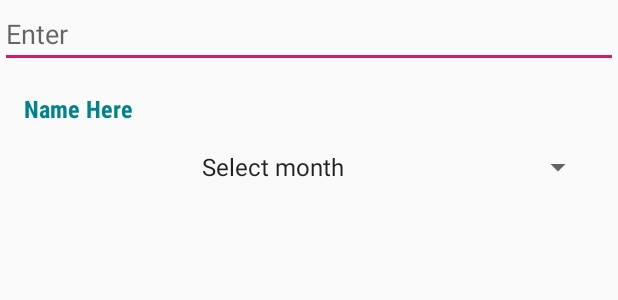
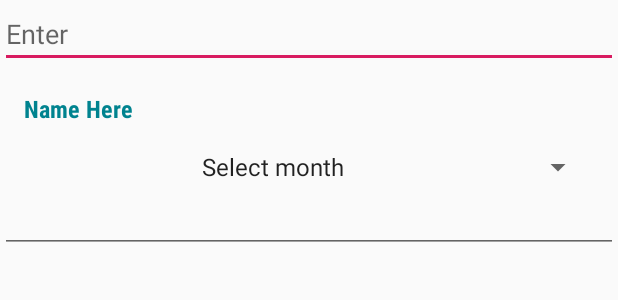
Before and after one commit to usman18/ProgressTracker, an Android app: the layout report_dialog.xml on its own in the app's theme, with its tools: preview values and no code run, on a phone screen of 412 x 824 dp. Shown: the top 300 px of the screen. Run offline under Robolectric (Android 15) with nearby library versions, the phone set to English and light mode, and no system bars; Roboto replaces fonts that are not available here.

Commit message:
-> Schema of Report POJO slightly  modified.

```diff
--- a/app/src/main/java/com/uk/progresstracker/Model/Report.java
+++ b/app/src/main/java/com/uk/progresstracker/Model/Report.java
@@ -11,15 +11,16 @@ import io.realm.annotations.PrimaryKey;
 
 public class Report extends RealmObject {
 
+
     @PrimaryKey
-    private long month;     //Storing millis
+    private String id;  //Eid + current millis (There is no real use of eid except for keeping the records unique)
 
+    private long month;
     private double weightLoss;
     private double avgWeightLoss;
     private double successPercentage;
     private int rank;
     private double collection;  //Money
-
 
     public long getMonth() {
         return month;
--- a/app/src/main/res/layout/report_dialog.xml
+++ b/app/src/main/res/layout/report_dialog.xml
@@ -33,6 +33,11 @@
         android:layout_height="wrap_content"/>
 
 
+    <EditText
+        android:layout_width="match_parent"
+        android:layout_height="wrap_content" />
+
+
 
 
 </LinearLayout>
```
